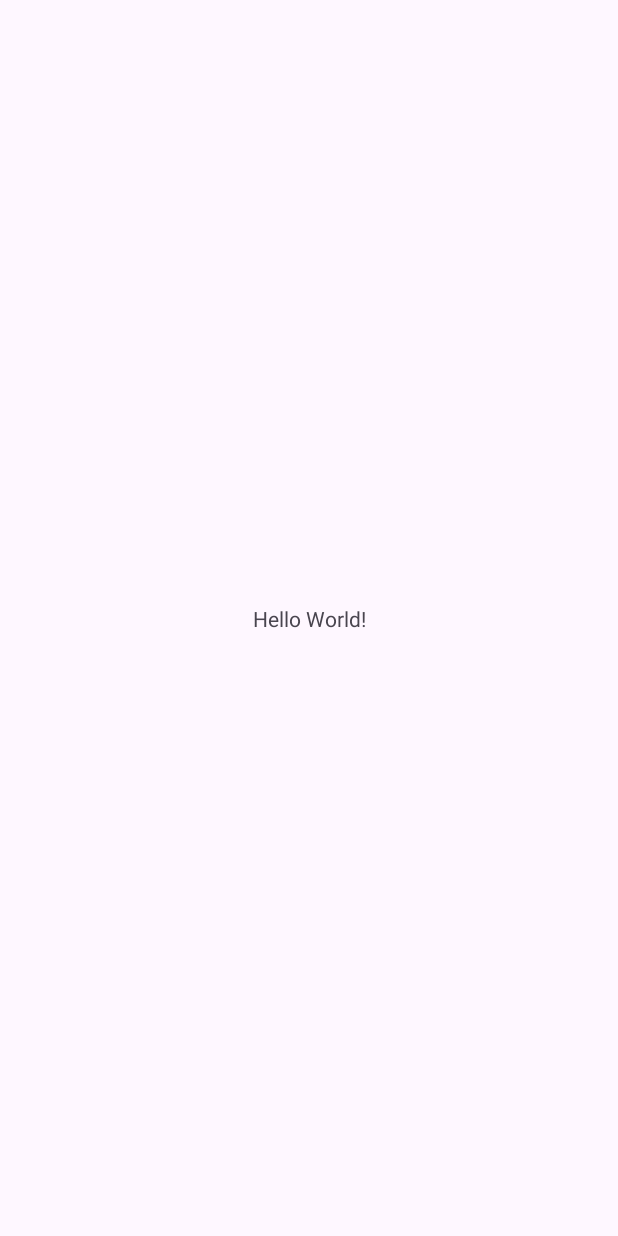
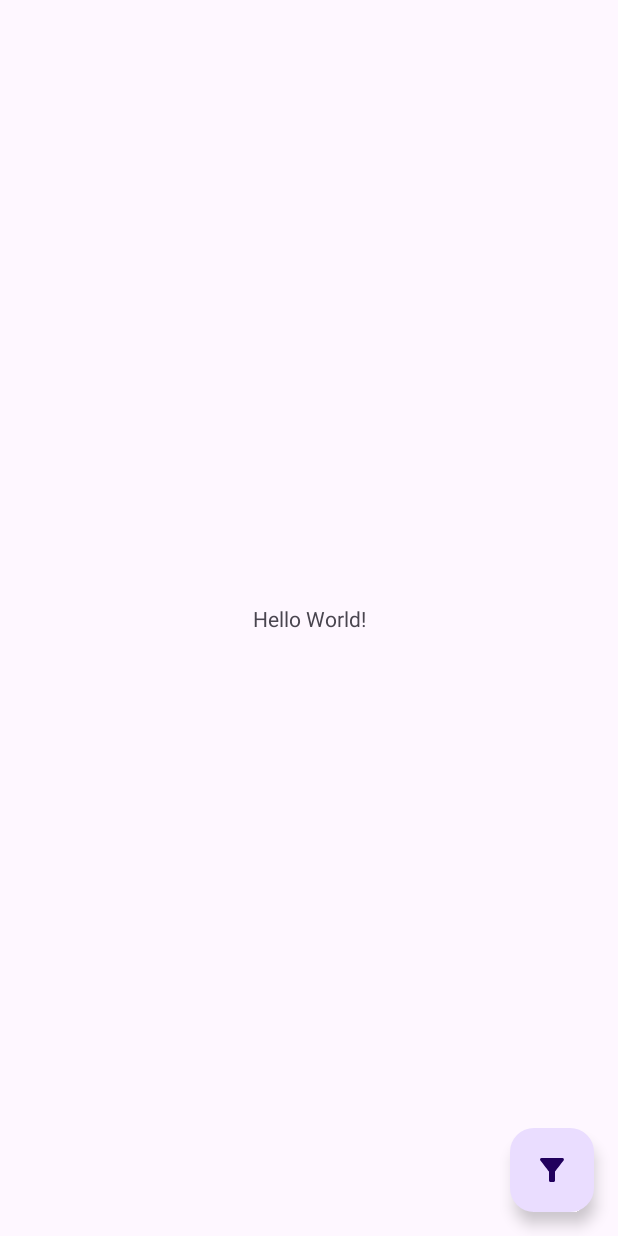
Before and after one commit to Hiteshx13/AchmeaDemo, an Android app: the screen it shows after launch (DashboardActivity), on a phone screen of 412 x 824 dp. Before the commit the screen is almost empty. Run offline under Robolectric (Android 15) with nearby library versions, the phone set to English and light mode, and no system bars; our stand-ins replace Dagger/Hilt's generated code, data binding.

Commit message:
Filter Dialog implemented with theme. drawable files added for filter dialog. EditText theme added.

```diff
--- a/app/src/main/java/com/achmea/demo/presentation/DashboardActivity.kt
+++ b/app/src/main/java/com/achmea/demo/presentation/DashboardActivity.kt
@@ -1,14 +1,36 @@
 package com.achmea.demo.presentation
 
+import android.os.Bundle
 import androidx.appcompat.app.AppCompatActivity
-import android.os.Bundle
+import androidx.databinding.DataBindingUtil
+import androidx.lifecycle.ViewModelProvider
 import com.achmea.demo.R
+import com.achmea.demo.databinding.ActivityDashboardBinding
 import dagger.hilt.android.AndroidEntryPoint
 
 @AndroidEntryPoint
 class DashboardActivity : AppCompatActivity() {
+
+    lateinit var viewModel: DashboardViewModel
+    private val binding: ActivityDashboardBinding by lazy {
+        DataBindingUtil.setContentView(
+            this,
+            R.layout.activity_dashboard
+        )
+    }
+
     override fun onCreate(savedInstanceState: Bundle?) {
         super.onCreate(savedInstanceState)
-        setContentView(R.layout.activity_dashboard)
+        setContentView(binding.root)
+        viewModel = ViewModelProvider(this)[DashboardViewModel::class.java]
+
+        binding.fab.setOnClickListener {
+            showFilterDialog(this,  true, object : DialogOnClick {
+                override fun onApply(filter: String, maxRow: Int) {
+
+                }
+            })
+        }
+
     }
 }
--- a/app/src/main/java/com/achmea/demo/presentation/DashboardViewModel.kt
+++ b/app/src/main/java/com/achmea/demo/presentation/DashboardViewModel.kt
@@ -1,4 +1,9 @@
 package com.achmea.demo.presentation
 
-class DashboardViewModel {
+import androidx.lifecycle.ViewModel
+import dagger.hilt.android.lifecycle.HiltViewModel
+import javax.inject.Inject
+
+
+class DashboardViewModel (): ViewModel() {
 }
--- /dev/null
+++ b/app/src/main/res/drawable/ic_filter.xml
@@ -0,0 +1,5 @@
+<vector android:height="24dp" android:tint="#6E1399"
+    android:viewportHeight="24" android:viewportWidth="24"
+    android:width="24dp" xmlns:android="http://schemas.android.com/apk/res/android">
+    <path android:fillColor="@android:color/white" android:pathData="M4.25,5.61C6.27,8.2 10,13 10,13v6c0,0.55 0.45,1 1,1h2c0.55,0 1,-0.45 1,-1v-6c0,0 3.72,-4.8 5.74,-7.39C20.25,4.95 19.78,4 18.95,4H5.04C4.21,4 3.74,4.95 4.25,5.61z"/>
+</vector>
--- a/app/src/main/res/layout/activity_dashboard.xml
+++ b/app/src/main/res/layout/activity_dashboard.xml
@@ -1,4 +1,6 @@
 <?xml version="1.0" encoding="utf-8"?>
+<layout>
+
     <androidx.constraintlayout.widget.ConstraintLayout xmlns:android="http://schemas.android.com/apk/res/android"
         xmlns:app="http://schemas.android.com/apk/res-auto"
         xmlns:tools="http://schemas.android.com/tools"
@@ -15,4 +17,15 @@
             app:layout_constraintStart_toStartOf="parent"
             app:layout_constraintTop_toTopOf="parent" />
 
+        <com.google.android.material.floatingactionbutton.FloatingActionButton
+            android:id="@+id/fab"
+            android:layout_width="wrap_content"
+            android:layout_height="wrap_content"
+            android:layout_gravity="end|bottom"
+            android:layout_margin="16dp"
+            android:contentDescription="@string/filter"
+            android:src="@drawable/ic_filter"
+            app:layout_constraintBottom_toBottomOf="parent"
+            app:layout_constraintEnd_toEndOf="parent" />
     </androidx.constraintlayout.widget.ConstraintLayout>
+</layout>
--- a/app/src/main/res/values-night/themes.xml
+++ /dev/null
@@ -1,7 +0,0 @@
-<resources xmlns:tools="http://schemas.android.com/tools">
-    <!-- Base application theme. -->
-    <style name="Base.Theme.AchmeaDemo" parent="Theme.Material3.DayNight.NoActionBar">
-        <!-- Customize your dark theme here. -->
-        <!-- <item name="colorPrimary">@color/my_dark_primary</item> -->
-    </style>
-</resources>
--- a/app/src/main/res/values/colors.xml
+++ b/app/src/main/res/values/colors.xml
@@ -2,4 +2,7 @@
 <resources>
     <color name="black">#FF000000</color>
     <color name="white">#FFFFFFFF</color>
+    <color name="purple">#6E1399</color>
+    <color name="purpleLight">#AE98B8</color>
+    <color name="colorAccent">#434141</color>
 </resources>
--- a/app/src/main/res/values/strings.xml
+++ b/app/src/main/res/values/strings.xml
@@ -1,3 +1,7 @@
 <resources>
     <string name="app_name">AchmeaDemo</string>
+    <string name="filter">Filter\n</string>
+    <string name="apply">Apply</string>
+    <string name="enter_max_row_optional">Enter Max Row (Optional)</string>
+    <string name="enter_employer_name">Enter Employer name</string>
 </resources>
--- a/app/src/main/res/values/themes.xml
+++ b/app/src/main/res/values/themes.xml
@@ -6,4 +6,9 @@
     </style>
 
     <style name="Theme.AchmeaDemo" parent="Base.Theme.AchmeaDemo" />
+
+    <style name="StyleEditText">
+        <item name="android:textColor">@color/black</item>
+        <item name="android:textColorHint">#585858</item>
+    </style>
 </resources>
```
Also changed, not shown: app/build.gradle (+7 -1 lines), app/src/main/java/com/achmea/demo/presentation/DialogFilters.kt (added, +40 -0 lines), app/src/main/res/drawable/bg_purple_rounded.xml (added, +7 -0 lines), app/src/main/res/drawable/bg_rounded_blue_border_dialog.xml (added, +7 -0 lines), app/src/main/res/layout/dialog_filter.xml (added, +65 -0 lines). Lines whose indentation alone changed are shown as unchanged.
